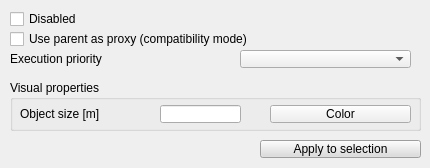
The window that ui/qdlgscripts.ui (CoppeliaRobotics/coppeliaSimLib) describes before a commit, drawn with Qt 5.
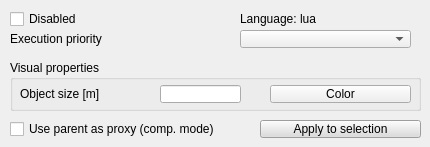
The same window after the commit.

What changed in the file:
```diff
--- a/ui/qdlgscripts.ui
+++ b/ui/qdlgscripts.ui
@@ -7,7 +7,7 @@
     <x>0</x>
     <y>0</y>
     <width>430</width>
-    <height>168</height>
+    <height>147</height>
    </rect>
   </property>
   <property name="windowTitle">
@@ -20,7 +20,7 @@
    <property name="geometry">
     <rect>
      <x>10</x>
-     <y>80</y>
+     <y>60</y>
      <width>411</width>
      <height>51</height>
     </rect>
@@ -78,7 +78,7 @@
    <property name="geometry">
     <rect>
      <x>260</x>
-     <y>140</y>
+     <y>120</y>
      <width>161</width>
      <height>18</height>
     </rect>
@@ -536,8 +536,8 @@
    <property name="geometry">
     <rect>
      <x>10</x>
-     <y>30</y>
-     <width>311</width>
+     <y>120</y>
+     <width>241</width>
      <height>18</height>
     </rect>
    </property>
@@ -545,14 +545,14 @@
     <enum>Qt::StrongFocus</enum>
    </property>
    <property name="text">
-    <string>Use parent as proxy (compatibility mode)</string>
+    <string>Use parent as proxy (comp. mode)</string>
    </property>
   </widget>
   <widget class="QComboBox" name="qqExecutionOrder">
    <property name="geometry">
     <rect>
      <x>240</x>
-     <y>50</y>
+     <y>30</y>
      <width>171</width>
      <height>18</height>
     </rect>
@@ -562,7 +562,7 @@
    <property name="geometry">
     <rect>
      <x>10</x>
-     <y>50</y>
+     <y>30</y>
      <width>211</width>
      <height>18</height>
     </rect>
@@ -587,6 +587,19 @@
     <string>Disabled</string>
    </property>
   </widget>
+  <widget class="QLabel" name="qqLang">
+   <property name="geometry">
+    <rect>
+     <x>240</x>
+     <y>10</y>
+     <width>181</width>
+     <height>18</height>
+    </rect>
+   </property>
+   <property name="text">
+    <string>Language: lua</string>
+   </property>
+  </widget>
  </widget>
  <tabstops>
   <tabstop>qqDisabled</tabstop>
```
